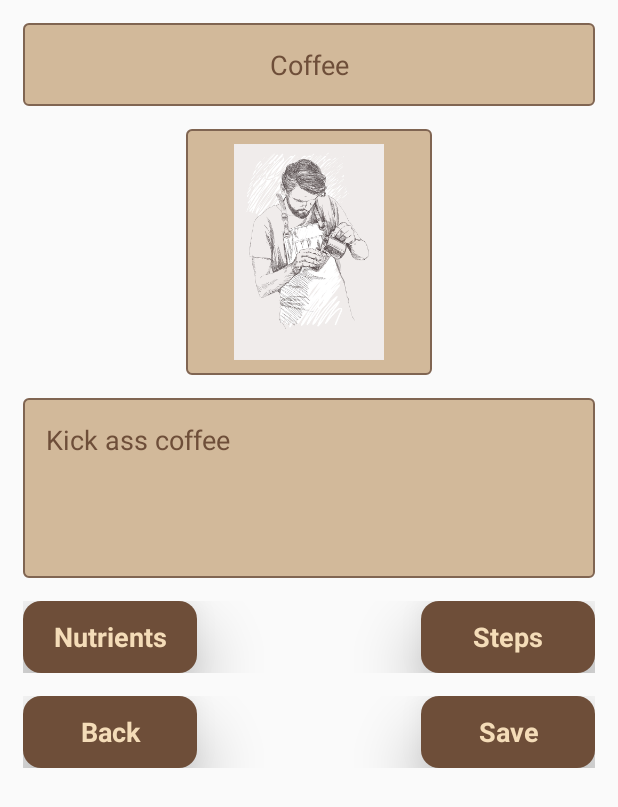
After one commit to C3ARL3Y/BYOB-Android, an Android app: the layout fragment_create_drink.xml on its own in the app's theme, with its tools: preview values and no code run, on a phone screen of 412 x 824 dp. The commit adds this screen. Shown: the top 807 px of the screen. Run offline under Robolectric (Android 15) with nearby library versions, the light colour scheme and no system bars.

Commit message:
build out layout for create drink screen.

```diff
--- a/app/src/main/java/com/cearleysoftware/byob/ui/bindings/Bindings.kt
+++ b/app/src/main/java/com/cearleysoftware/byob/ui/bindings/Bindings.kt
@@ -29,7 +29,7 @@ fun setSteps(view: TextView, steps: List<String>) {
 }
 
 @BindingAdapter("imageUrl")
-fun setImageUrl(view: ImageView, imageUrl: String){
+fun setImageUrl(view: ImageView, imageUrl: String?){
     Glide.with(view)
             .load(imageUrl)
             .into(view)
--- a/app/src/main/java/com/cearleysoftware/byob/ui/fragments/picks/CreateDrinkFragment.kt
+++ b/app/src/main/java/com/cearleysoftware/byob/ui/fragments/picks/CreateDrinkFragment.kt
@@ -1,12 +1,43 @@
 package com.cearleysoftware.byob.ui.fragments.picks
 
+import android.os.Bundle
+import android.view.LayoutInflater
+import android.view.View
+import android.view.ViewGroup
 import androidx.core.os.bundleOf
 import androidx.fragment.app.Fragment
+import com.cearleysoftware.byob.R
 import com.cearleysoftware.byob.constants.Constants
+import com.cearleysoftware.byob.databinding.FragmentCreateDrinkBinding
+import com.cearleysoftware.byob.extensions.inflateWithBinding
 import com.cearleysoftware.byob.models.Drink
 
 class CreateDrinkFragment: Fragment() {
 
+    private lateinit var binding: FragmentCreateDrinkBinding
+    private var drink: Drink? = null
+
+    override fun onCreate(savedInstanceState: Bundle?) {
+        super.onCreate(savedInstanceState)
+        drink = arguments?.getParcelable(Constants.DRINK)
+    }
+
+    override fun onCreateView(
+            inflater: LayoutInflater,
+            container: ViewGroup?,
+            savedInstanceState: Bundle?): View {
+        binding = inflater.inflateWithBinding(R.layout.fragment_create_drink, container)
+        return binding.root
+    }
+
+    override fun onViewCreated(view: View, savedInstanceState: Bundle?) {
+        super.onViewCreated(view, savedInstanceState)
+        setupUI()
+    }
+
+    private fun setupUI() {
+        binding.drink = drink
+    }
 
     companion object {
         fun newInstance(drink: Drink?): CreateDrinkFragment{
--- /dev/null
+++ b/app/src/main/res/layout/fragment_create_drink.xml
@@ -0,0 +1,113 @@
+<?xml version="1.0" encoding="utf-8"?>
+
+<layout xmlns:android="http://schemas.android.com/apk/res/android"
+    xmlns:tools="http://schemas.android.com/tools"
+    xmlns:app="http://schemas.android.com/apk/res-auto">
+
+    <data>
+
+        <variable
+            name="drink"
+            type="com.cearleysoftware.byob.models.Drink">
+        </variable>
+
+    </data>
+
+    <ScrollView
+        android:layout_width="match_parent"
+        android:layout_height="match_parent">
+
+        <LinearLayout
+            android:orientation="vertical"
+            android:layout_width="match_parent"
+            android:layout_height="wrap_content">
+
+            <EditText
+                android:layout_width="match_parent"
+                android:layout_height="wrap_content"
+                android:layout_margin="15dp"
+                android:padding="15dp"
+                android:gravity="center"
+                android:text="@{drink.name}"
+                android:textColor="@color/colorPrimaryDark"
+                tools:text="Coffee"
+                android:lines="1"
+                android:background="@drawable/edit_text_background"/>
+
+            <FrameLayout
+                android:layout_width="164dp"
+                android:layout_height="164dp"
+                android:layout_gravity="center_horizontal"
+                android:background="@drawable/edit_text_background">
+
+                <ImageView
+                    android:layout_width="144dp"
+                    android:layout_height="144dp"
+                    android:layout_gravity="center"
+                    app:imageUrl="@{drink.image}"
+                    tools:src="@drawable/alex"/>
+
+            </FrameLayout>
+
+            <EditText
+                android:layout_width="match_parent"
+                android:layout_height="120dp"
+                android:layout_margin="15dp"
+                android:gravity="top"
+                tools:text="Kick ass coffee"
+                android:text="@{drink.description}"
+                android:textColor="@color/colorPrimaryDark"
+                android:padding="15dp"
+                android:background="@drawable/edit_text_background"/>
+
+            <FrameLayout
+                android:layout_width="match_parent"
+                android:layout_height="wrap_content"
+                android:layout_marginStart="15dp"
+                android:layout_marginEnd="15dp"
+                android:layout_marginBottom="15dp"
+                android:orientation="horizontal">
+
+                <Button
+                    android:layout_width="116dp"
+                    android:layout_height="wrap_content"
+                    style="@style/ButtonAppearance"
+                    android:text="Nutrients"/>
+
+                <Button
+                    android:layout_width="116dp"
+                    android:layout_height="wrap_content"
+                    android:layout_gravity="end"
+                    style="@style/ButtonAppearance"
+                    android:text="Steps"/>
+
+            </FrameLayout>
+
+            <FrameLayout
+                android:layout_width="match_parent"
+                android:layout_height="wrap_content"
+                android:layout_marginStart="15dp"
+                android:layout_marginEnd="15dp"
+                android:layout_marginBottom="15dp"
+                android:orientation="horizontal">
+
+                <Button
+                    android:layout_width="116dp"
+                    android:layout_height="wrap_content"
+                    style="@style/ButtonAppearance"
+                    android:text="Back"/>
+
+                <Button
+                    android:layout_width="116dp"
+                    android:layout_height="wrap_content"
+                    android:layout_gravity="end"
+                    style="@style/ButtonAppearance"
+                    android:text="Save"/>
+
+            </FrameLayout>
+
+        </LinearLayout>
+
+    </ScrollView>
+
+</layout>
```
